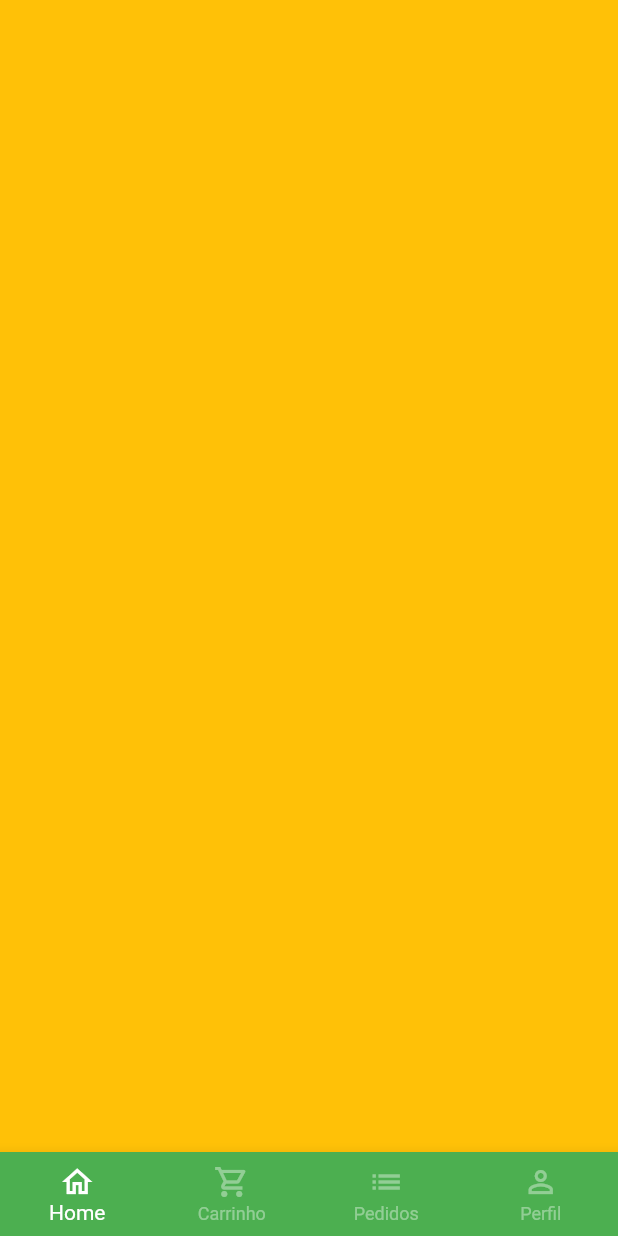
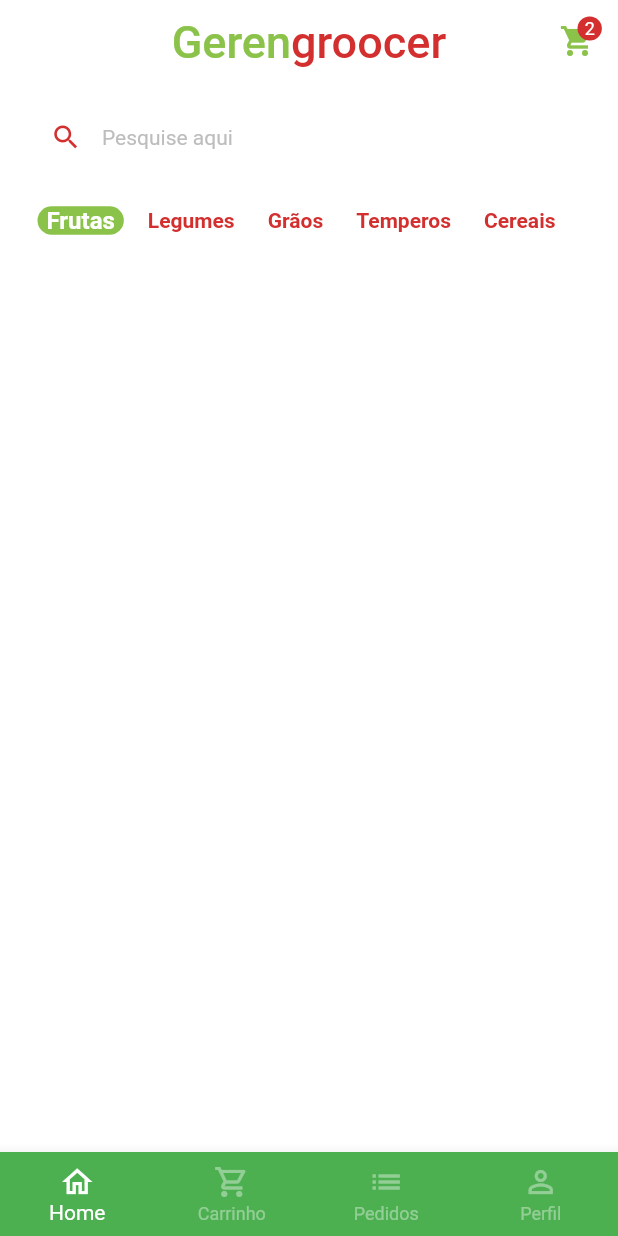
Before and after one commit to lucascipriano/flutter-quitanda, a Flutter app: the screen it shows after launch, after a tap on "Entrar", on a phone screen of 412 x 824 dp. Run offline on Flutter 3.47's test engine with Material 2 defaults, Android fonts, the phone set to English and light mode, and no system bars; our stand-ins replace animated_text_kit, mask_text_input_formatter.

Commit message:
home_tab

```diff
--- a/lib/main.dart
+++ b/lib/main.dart
@@ -15,6 +15,7 @@ class MyApp extends StatelessWidget {
       title: 'Flutter Demo',
       theme: ThemeData(
         primarySwatch: Colors.green,
+        scaffoldBackgroundColor: Colors.white.withAlpha(190),
       ),
       debugShowCheckedModeBanner: false,
       home: const SignInScreen(),
--- a/lib/src/auth/sign_in_screen.dart
+++ b/lib/src/auth/sign_in_screen.dart
@@ -104,7 +104,7 @@ class SignInScreen extends StatelessWidget {
                         onPressed: () {
                           Navigator.of(context).pushReplacement(
                             MaterialPageRoute(builder: (c) {
-                              return BaseScreen();
+                              return const BaseScreen();
                             }),
                           );
                         },
--- a/lib/src/base/base_screen.dart
+++ b/lib/src/base/base_screen.dart
@@ -1,7 +1,9 @@
 import 'package:flutter/material.dart';
 
+import '../home/home_tab.dart';
+
 class BaseScreen extends StatefulWidget {
-  BaseScreen({super.key});
+  const BaseScreen({super.key});
 
   @override
   State<BaseScreen> createState() => _BaseScreenState();
@@ -18,10 +20,10 @@ class _BaseScreenState extends State<BaseScreen> {
         controller: pageController,
         physics: const NeverScrollableScrollPhysics(),
         children: [
+          const HomeTab(),
           Container(
             color: Colors.amber,
           ),
-          Container(color: Colors.red),
           Container(color: Colors.blue),
           Container(color: Colors.green),
         ],
--- /dev/null
+++ b/lib/src/home/components/category_tile.dart
@@ -0,0 +1,42 @@
+import 'package:flutter/material.dart';
+import 'package:quitanda/src/config/custom_colors.dart';
+
+class CategoryTile extends StatelessWidget {
+  const CategoryTile({
+    super.key,
+    required this.category,
+    required this.isSelect,
+    required this.onPressed,
+  });
+
+  final String category;
+  final bool isSelect;
+  final VoidCallback onPressed;
+
+  @override
+  Widget build(BuildContext context) {
+    return GestureDetector(
+      onTap: onPressed,
+      child: Align(
+        alignment: Alignment.center,
+        child: Container(
+          padding: const EdgeInsets.symmetric(
+            horizontal: 6,
+          ),
+          decoration: BoxDecoration(
+            borderRadius: BorderRadius.circular(10),
+            color: isSelect ? CustomColors.customSwatColor : Colors.transparent,
+          ),
+          child: Text(
+            category,
+            style: TextStyle(
+              color: isSelect ? Colors.white : CustomColors.customContrastColor,
+              fontWeight: FontWeight.bold,
+              fontSize: isSelect ? 16 : 14,
+            ),
+          ),
+        ),
+      ),
+    );
+  }
+}
--- /dev/null
+++ b/lib/src/home/home_tab.dart
@@ -0,0 +1,135 @@
+import 'package:flutter/material.dart';
+
+import '../config/custom_colors.dart';
+import 'components/category_tile.dart';
+
+// ignore: must_be_immutable
+class HomeTab extends StatefulWidget {
+  const HomeTab({super.key});
+
+  @override
+  State<HomeTab> createState() => _HomeTabState();
+}
+
+class _HomeTabState extends State<HomeTab> {
+  List<String> categoris = [
+    'Frutas',
+    'Legumes',
+    'Grãos',
+    'Temperos',
+    'Cereais',
+  ];
+
+  String selectCategory = 'Frutas';
+
+  @override
+  Widget build(BuildContext context) {
+    return Scaffold(
+      // App bar
+      appBar: AppBar(
+        backgroundColor: Colors.transparent,
+        elevation: 0,
+        centerTitle: true,
+        title: Text.rich(
+          TextSpan(
+            style: const TextStyle(fontSize: 30),
+            children: [
+              TextSpan(
+                text: 'Geren',
+                style: TextStyle(color: CustomColors.customSwatColor),
+              ),
+              TextSpan(
+                text: 'groocer',
+                style: TextStyle(color: CustomColors.customContrastColor),
+              ),
+            ],
+          ),
+        ),
+        actions: [
+          Padding(
+            padding: const EdgeInsets.only(top: 15, right: 15),
+            child: GestureDetector(
+              onTap: () {},
+              child: Badge(
+                backgroundColor: CustomColors.customContrastColor,
+                label: const Text(
+                  '2',
+                  style: TextStyle(
+                    color: Colors.white,
+                    fontSize: 12,
+                  ),
+                ),
+                child: Icon(
+                  Icons.shopping_cart,
+                  color: CustomColors.customSwatColor,
+                ),
+              ),
+            ),
+          ),
+        ],
+      ),
+
+      // Campo de pesquisa
+
+      body: Column(
+        children: [
+          Padding(
+            padding: const EdgeInsets.symmetric(
+              horizontal: 20,
+              vertical: 10,
+            ),
+            child: TextField(
+              decoration: InputDecoration(
+                filled: true,
+                fillColor: Colors.white,
+                isDense: true,
+                hintText: 'Pesquise aqui',
+                hintStyle: TextStyle(
+                  color: Colors.grey.shade400,
+                  fontSize: 14,
+                ),
+                prefixIcon: Icon(
+                  Icons.search,
+                  color: CustomColors.customContrastColor,
+                  size: 21,
+                ),
+                border: OutlineInputBorder(
+                  borderRadius: BorderRadius.circular(60),
+                  borderSide: const BorderSide(
+                    width: 0,
+                    style: BorderStyle.none,
+                  ),
+                ),
+              ),
+            ),
+          ),
+          // Categorias
+          Container(
+            padding: const EdgeInsets.only(
+              left: 25,
+            ),
+            height: 40,
+            child: ListView.separated(
+              scrollDirection: Axis.horizontal,
+              itemBuilder: (_, index) {
+                return CategoryTile(
+                  onPressed: () {
+                    setState(() {
+                      selectCategory = categoris[index];
+                    });
+                  },
+                  category: categoris[index],
+                  isSelect: categoris[index] == selectCategory,
+                );
+              },
+              separatorBuilder: (_, index) => const SizedBox(width: 10),
+              itemCount: categoris.length,
+            ),
+          ),
+        ],
+      ),
+
+      // grid
+    );
+  }
+}
```
